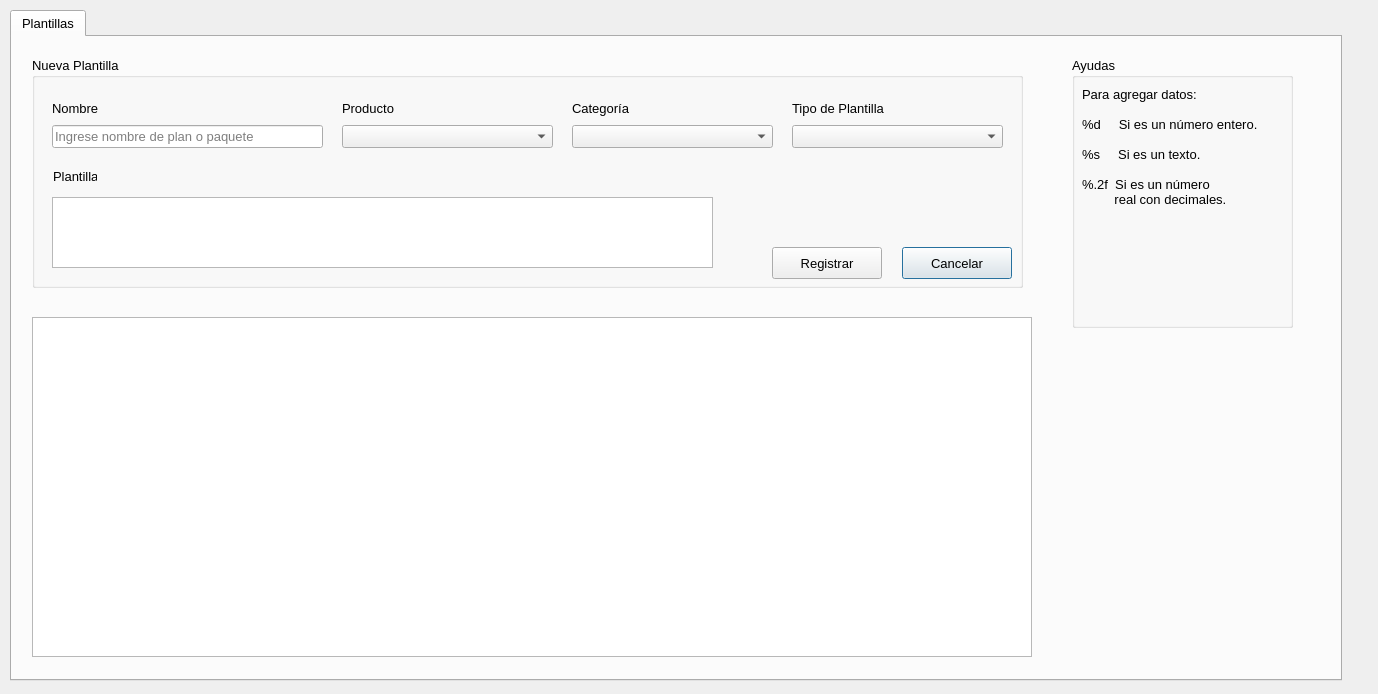
Before: the Qt Designer form modules/Settings/templates.ui in ceeck65/assistent-inter-app, drawn with Qt 5.
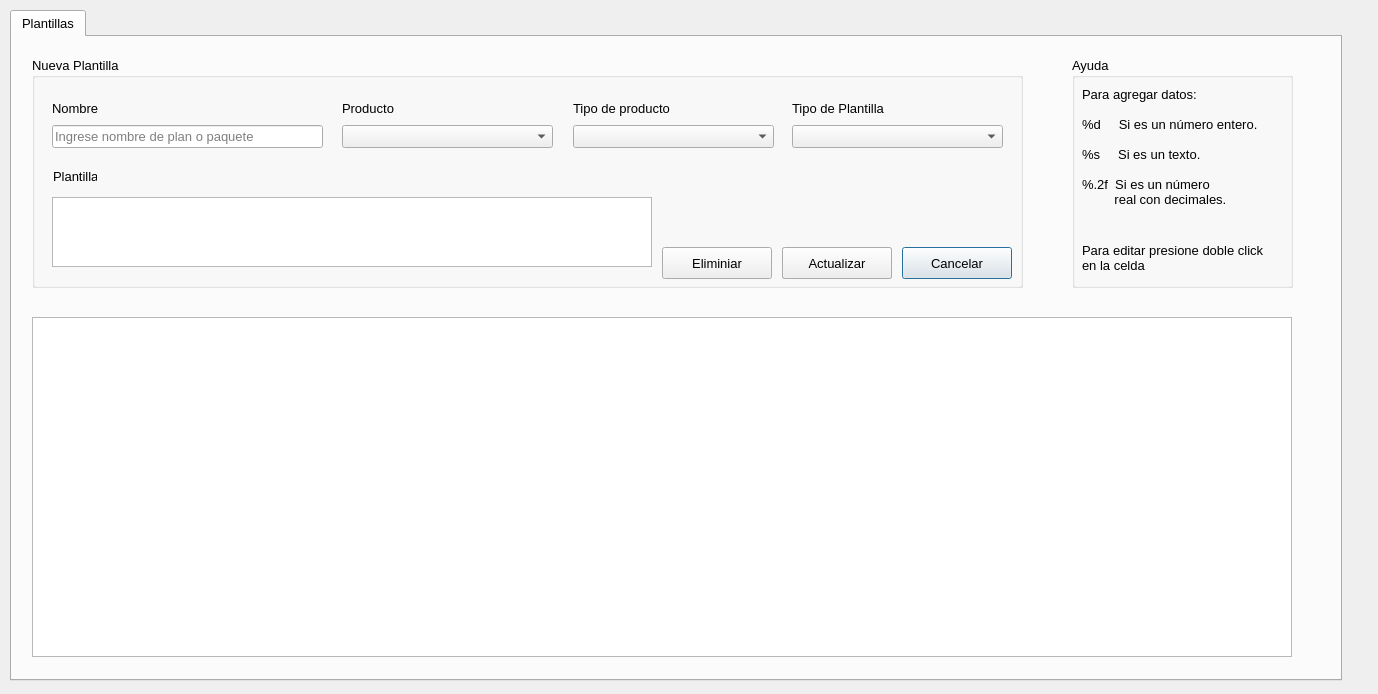
After: the same form once the commit is applied. Icons and pictures are not drawn.

Commit message: Changes module templates funtionals

```diff
--- a/modules/Settings/templates.ui
+++ b/modules/Settings/templates.ui
@@ -70,7 +70,7 @@
      <widget class="QPushButton" name="save_template">
       <property name="geometry">
        <rect>
-        <x>740</x>
+        <x>750</x>
         <y>190</y>
         <width>110</width>
         <height>32</height>
@@ -140,8 +140,8 @@
        <rect>
         <x>20</x>
         <y>140</y>
-        <width>661</width>
-        <height>71</height>
+        <width>600</width>
+        <height>70</height>
        </rect>
       </property>
      </widget>
@@ -180,35 +180,73 @@
        </item>
       </layout>
      </widget>
-     <widget class="QWidget" name="layoutWidget_2">
+     <widget class="QWidget" name="layoutWidget">
       <property name="geometry">
        <rect>
-        <x>540</x>
-        <y>40</y>
+        <x>541</x>
+        <y>41</y>
         <width>201</width>
-        <height>51</height>
+        <height>50</height>
        </rect>
       </property>
-      <layout class="QVBoxLayout" name="verticalLayout_9">
+      <layout class="QVBoxLayout" name="verticalLayout">
        <item>
         <widget class="QLabel" name="label_9">
          <property name="text">
-          <string>Categoría</string>
+          <string>Tipo de producto</string>
          </property>
         </widget>
        </item>
        <item>
-        <widget class="QComboBox" name="plans_package"/>
+        <layout class="QHBoxLayout" name="horizontalLayout">
+         <item>
+          <widget class="QComboBox" name="plans_package"/>
+         </item>
+        </layout>
        </item>
       </layout>
      </widget>
+     <widget class="QPushButton" name="update_template">
+      <property name="geometry">
+       <rect>
+        <x>750</x>
+        <y>190</y>
+        <width>110</width>
+        <height>32</height>
+       </rect>
+      </property>
+      <property name="text">
+       <string>Actualizar</string>
+      </property>
+      <property name="icon">
+       <iconset resource="../../images.qrc">
+        <normaloff>:/images/images/icons/save.png</normaloff>:/images/images/icons/save.png</iconset>
+      </property>
+     </widget>
+     <widget class="QPushButton" name="delete_template">
+      <property name="geometry">
+       <rect>
+        <x>630</x>
+        <y>190</y>
+        <width>110</width>
+        <height>32</height>
+       </rect>
+      </property>
+      <property name="text">
+       <string>Eliminiar</string>
+      </property>
+      <property name="icon">
+       <iconset resource="../../images.qrc">
+        <normaloff>:/images/images/icons/delete.png</normaloff>:/images/images/icons/delete.png</iconset>
+      </property>
+     </widget>
     </widget>
     <widget class="QTableView" name="tbl_templates">
      <property name="geometry">
       <rect>
        <x>20</x>
        <y>280</y>
-       <width>1000</width>
+       <width>1260</width>
        <height>340</height>
       </rect>
      </property>
@@ -219,11 +257,11 @@
        <x>1060</x>
        <y>20</y>
        <width>221</width>
-       <height>271</height>
+       <height>231</height>
       </rect>
      </property>
      <property name="title">
-      <string>Ayudas</string>
+      <string>Ayuda</string>
      </property>
      <widget class="QLabel" name="label_2">
       <property name="geometry">
@@ -231,7 +269,7 @@
         <x>10</x>
         <y>30</y>
         <width>191</width>
-        <height>211</height>
+        <height>141</height>
        </rect>
       </property>
       <property name="layoutDirection">
@@ -261,6 +299,20 @@
        <number>-2</number>
       </property>
      </widget>
+     <widget class="QLabel" name="label_3">
+      <property name="geometry">
+       <rect>
+        <x>10</x>
+        <y>180</y>
+        <width>191</width>
+        <height>41</height>
+       </rect>
+      </property>
+      <property name="text">
+       <string>Para editar presione doble click 
+en la celda</string>
+      </property>
+     </widget>
     </widget>
    </widget>
   </widget>
```
The commit also changes 39 other files.
